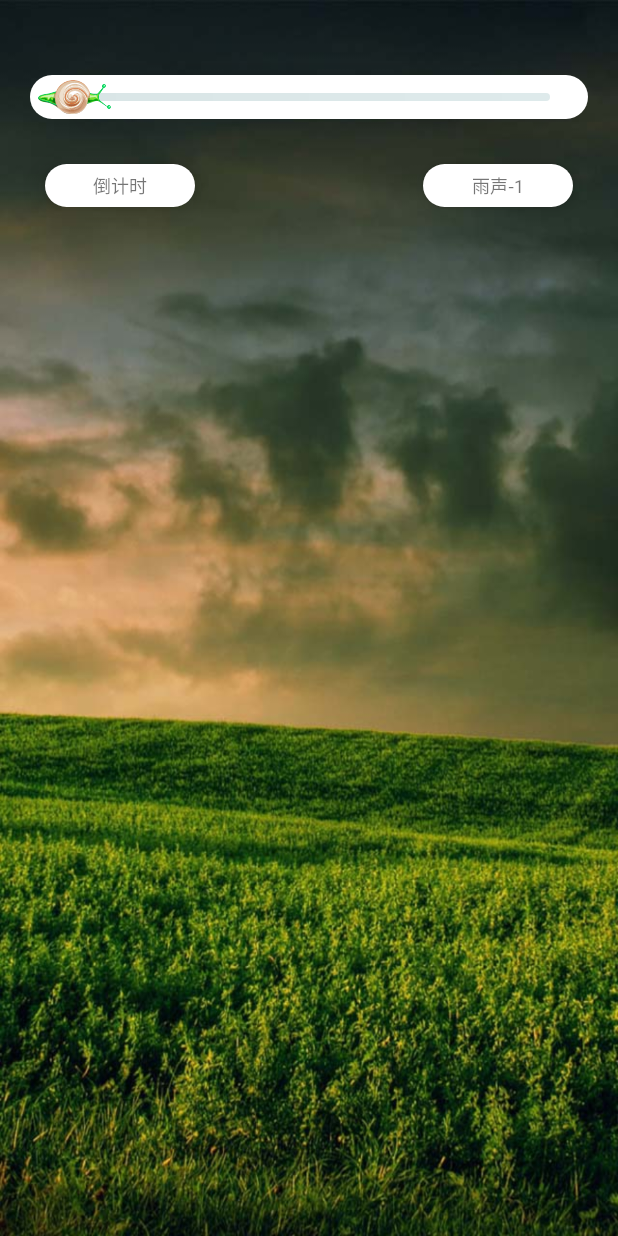
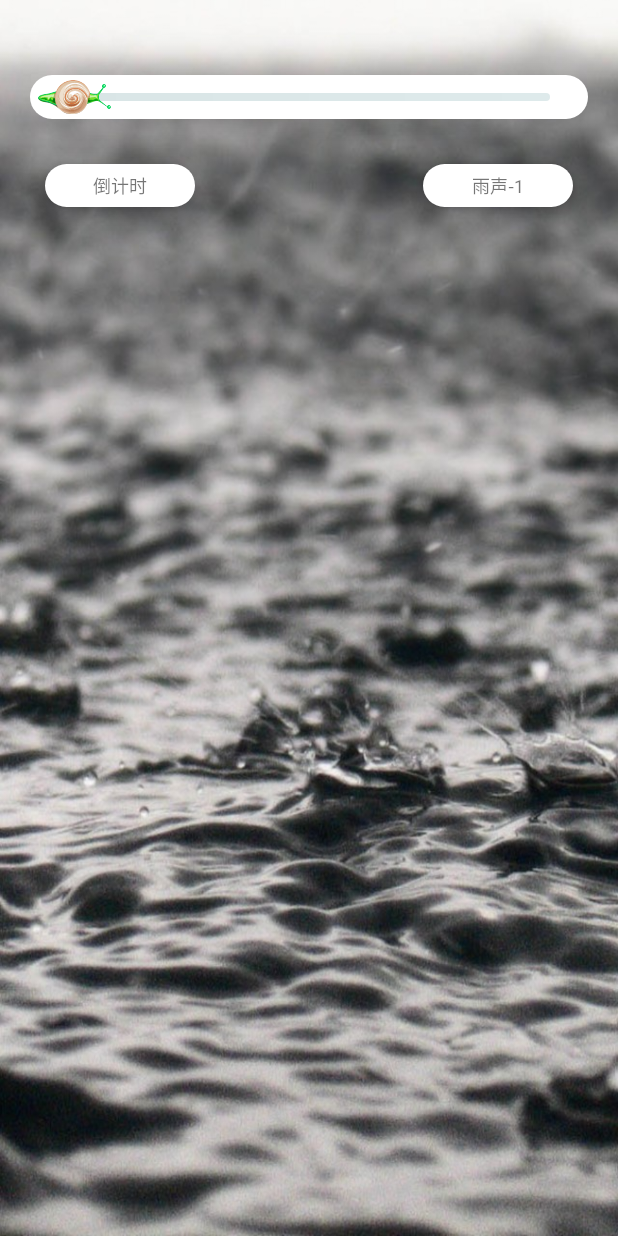
Before and after one commit to CoderAbing/Voice, an Android app: the layout activity_main.xml on its own in the app's theme, with its tools: preview values and no code run, on a phone screen of 412 x 824 dp. Run offline under Robolectric (Android 15) with nearby library versions, the phone set to English and light mode, and no system bars.

Commit message:
图片浅入浅出

```diff
--- a/app/build.gradle
+++ b/app/build.gradle
@@ -26,6 +26,7 @@ dependencies {
     })
     compile 'com.android.support:appcompat-v7:25.3.1'
     compile 'com.jakewharton:butterknife:8.4.0'
+
     apt 'com.jakewharton:butterknife-compiler:8.4.0'
     testCompile 'junit:junit:4.12'
     compile project(path: ':pickerviewlibrary')
--- a/app/src/main/res/layout/activity_main.xml
+++ b/app/src/main/res/layout/activity_main.xml
@@ -4,8 +4,25 @@
                 android:id="@+id/activity_main"
                 android:layout_width="match_parent"
                 android:layout_height="match_parent"
-                android:background="@drawable/forest_3"
                 tools:context="cn.xunlebao.voice.MainActivity">
+
+
+    <ImageView
+        android:id="@+id/iv_background_second"
+        android:layout_width="match_parent"
+        android:layout_height="match_parent"
+        android:scaleType="fitXY"
+        android:src="@drawable/rain_1"
+        />
+
+    <ImageView
+        android:id="@+id/iv_background_first"
+        android:layout_width="match_parent"
+        android:layout_height="match_parent"
+        android:scaleType="fitXY"
+
+        android:src="@drawable/rain_0"
+        />
 
     <cn.xunlebao.voice.SnailBar
         android:id="@+id/sb_main_music_value"
--- a/app/src/main/res/values/colors.xml
+++ b/app/src/main/res/values/colors.xml
@@ -3,4 +3,6 @@
     <color name="colorPrimary">#3F51B5</color>
     <color name="colorPrimaryDark">#303F9F</color>
     <color name="colorAccent">#FF4081</color>
+    <color name="green">#00FF00</color>
+    <color name="red">#E21918</color>
 </resources>
```
Also changed, not shown: app/src/main/java/cn/xunlebao/voice/MainActivity.java (+98 -32 lines), app/src/main/res/anim/invisible_2_visible.xml (+3 -16 lines), app/src/main/res/anim/visible_2_invisible.xml (+3 -17 lines).
